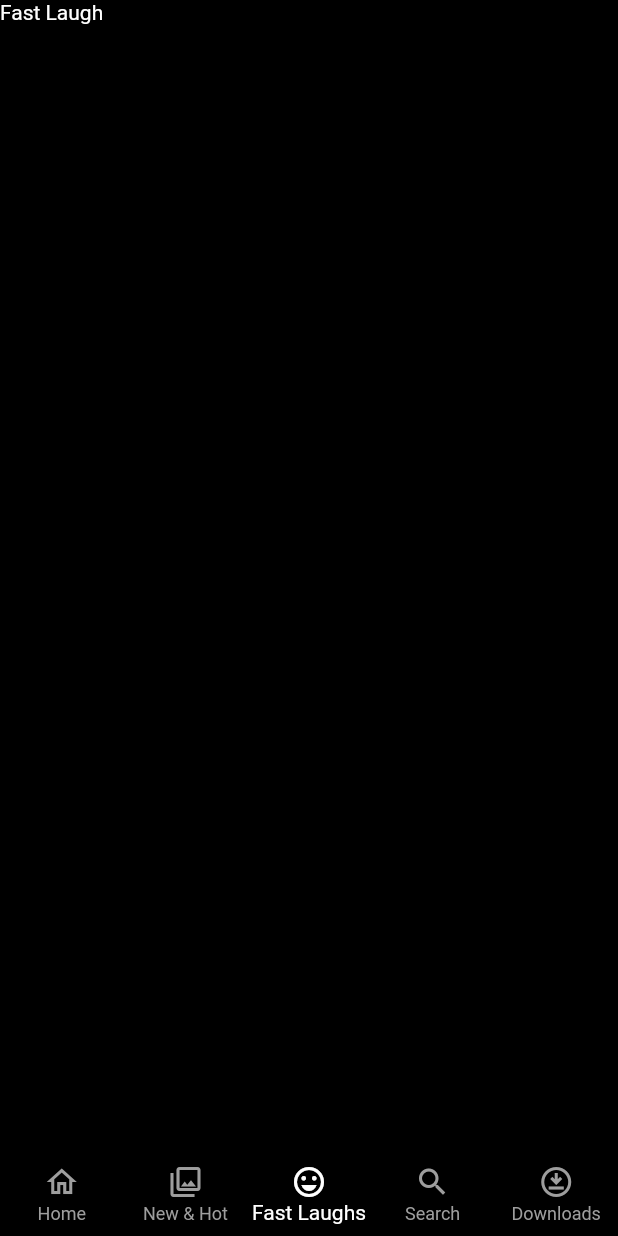
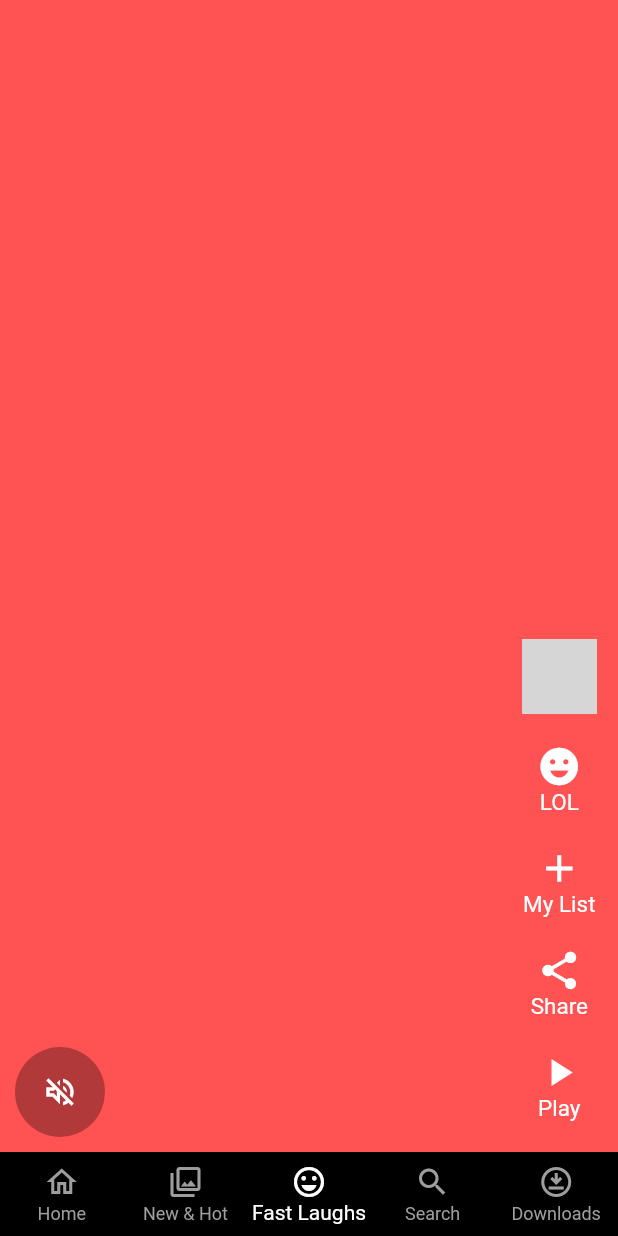
Before and after one commit to rohithvijayan774/netflix_app_flutter, a Flutter app: the screen it shows after launch, item 3 of the bottom bar chosen, on a phone screen of 412 x 824 dp. Run offline on Flutter 3.47's test engine with Material 2 defaults, Android fonts, the phone set to English and light mode, and no system bars; our stand-ins replace google_fonts; network calls fail; grey boxes are pictures that could not be loaded.

Commit message:
fast laugh

```diff
--- a/lib/presentation/fast_laugh/fast_laugh.dart
+++ b/lib/presentation/fast_laugh/fast_laugh.dart
@@ -1,4 +1,5 @@
 import 'package:flutter/material.dart';
+import 'package:netflix_clone/presentation/fast_laugh/widgets/video_list_item.dart';
 
 class FastLaughScreen extends StatelessWidget {
   const FastLaughScreen({super.key});
@@ -6,7 +7,15 @@ class FastLaughScreen extends StatelessWidget {
   @override
   Widget build(BuildContext context) {
     return Scaffold(
-      body: Text('Fast Laugh'),
+      body: SafeArea(
+          child: PageView(
+        scrollDirection: Axis.vertical,
+        children: List.generate(10, (index) {
+          return VideoListItem(
+            index: index,
+          );
+        }),
+      )),
     );
   }
 }
--- /dev/null
+++ b/lib/presentation/fast_laugh/widgets/video_list_item.dart
@@ -0,0 +1,105 @@
+import 'package:flutter/material.dart';
+import 'package:flutter/src/widgets/container.dart';
+import 'package:flutter/src/widgets/framework.dart';
+import 'package:netflix_clone/core/colors/colors.dart';
+
+class VideoListItem extends StatelessWidget {
+  final int index;
+  const VideoListItem({super.key, required this.index});
+
+  @override
+  Widget build(BuildContext context) {
+    return Stack(
+      children: [
+        Container(
+          color: Colors.accents[index % Colors.accents.length],
+        ),
+        Align(
+          alignment: Alignment.bottomCenter,
+          child: Padding(
+            padding: const EdgeInsets.symmetric(
+              vertical: 10,
+              horizontal: 10,
+            ),
+            child: Row(
+              mainAxisAlignment: MainAxisAlignment.spaceBetween,
+              crossAxisAlignment: CrossAxisAlignment.end,
+              children: [
+                //left side
+
+                CircleAvatar(
+                  backgroundColor: Colors.black.withOpacity(0.3),
+                  radius: 30,
+                  child: IconButton(
+                    onPressed: () {},
+                    icon: const Icon(
+                      Icons.volume_off_outlined,
+                      color: kWhiteColor,
+                    ),
+                  ),
+                ),
+
+                //right side
+                Column(
+                  mainAxisAlignment: MainAxisAlignment.end,
+                  children: [
+                    Padding(
+                      padding: const EdgeInsets.symmetric(vertical: 10),
+                      child: CircleAvatar(
+                        radius: 25,
+                        backgroundColor: Colors.black.withOpacity(0.1),
+                        backgroundImage: const NetworkImage(
+                          "https://www.themoviedb.org/t/p/w220_and_h330_face/pFlaoHTZeyNkG83vxsAJiGzfSsa.jpg",
+                        ),
+                      ),
+                    ),
+                    const VideoActionsWidget(
+                        icon: Icons.emoji_emotions_sharp, title: 'LOL'),
+                    const VideoActionsWidget(icon: Icons.add, title: 'My List'),
+                    const VideoActionsWidget(icon: Icons.share, title: 'Share'),
+                    const VideoActionsWidget(
+                        icon: Icons.play_arrow, title: 'Play'),
+                  ],
+                )
+              ],
+            ),
+          ),
+        )
+      ],
+    );
+  }
+}
+
+class VideoActionsWidget extends StatelessWidget {
+  final IconData icon;
+  final String title;
+
+  const VideoActionsWidget({
+    super.key,
+    required this.icon,
+    required this.title,
+  });
+
+  @override
+  Widget build(BuildContext context) {
+    return Padding(
+      padding: const EdgeInsets.symmetric(vertical: 10, horizontal: 5),
+      child: Column(
+        children: [
+          Icon(
+            icon,
+            color: kWhiteColor,
+            size: 30,
+          ),
+          Text(
+            title,
+            style: const TextStyle(
+              color: kWhiteColor,
+              fontSize: 15,
+            ),
+          ),
+        ],
+      ),
+    );
+  }
+}
--- a/pubspec.yaml
+++ b/pubspec.yaml
@@ -32,7 +32,8 @@ dependencies:
   cupertino_icons: ^1.0.2
   flutter:
     sdk: flutter
-  google_fonts:
+  google_fonts: null
+  video_player:
 
 dev_dependencies:
   flutter_lints: ^2.0.0
```
Also changed, not shown: pubspec.lock, 1 other file.
